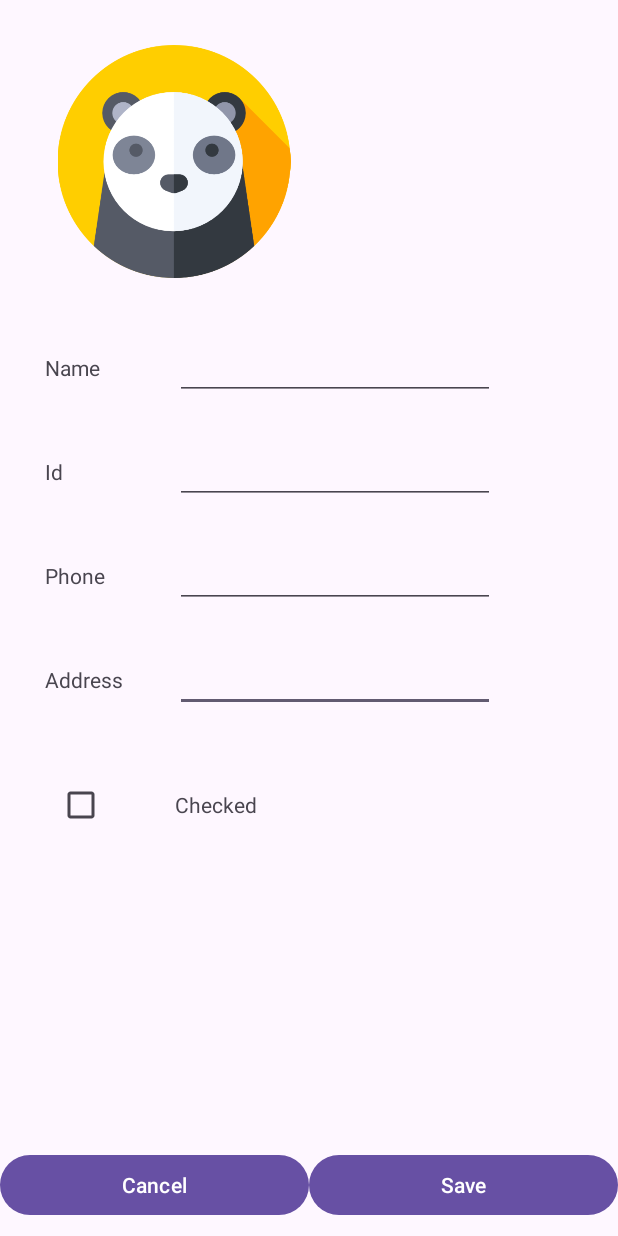
After one commit to idoakstein1/app-development-assignment-2, an Android app: the AddStudentActivity screen opened directly, with no data from a screen before it, on a phone screen of 412 x 824 dp. The commit adds this screen. Run offline under Robolectric (Android 15) with nearby library versions, the phone set to English and light mode, and no system bars.

Commit message:
added add student activity and updated list on student add

```diff
--- a/app/src/main/AndroidManifest.xml
+++ b/app/src/main/AndroidManifest.xml
@@ -13,6 +13,9 @@
         android:theme="@style/Theme.Appdevelopmentassignment2"
         tools:targetApi="31">
         <activity
+            android:name=".AddStudentActivity"
+            android:exported="false" />
+        <activity
             android:name=".MainActivity"
             android:exported="true">
             <intent-filter>
--- /dev/null
+++ b/app/src/main/java/com/example/app_development_assignment_2/AddStudentActivity.kt
@@ -0,0 +1,61 @@
+package com.example.app_development_assignment_2
+
+import android.os.Bundle
+import android.view.View
+import android.widget.Button
+import android.widget.CheckBox
+import android.widget.EditText
+import androidx.activity.enableEdgeToEdge
+import androidx.appcompat.app.AppCompatActivity
+import androidx.core.view.ViewCompat
+import androidx.core.view.WindowInsetsCompat
+import com.example.app_development_assignment_2.model.Model
+import com.example.app_development_assignment_2.model.Student
+
+class AddStudentActivity : AppCompatActivity() {
+    private lateinit var nameTextField: EditText
+    private lateinit var idTextField: EditText
+    private lateinit var phoneTextField: EditText
+    private lateinit var addressTextField: EditText
+    private lateinit var isCheckedCheckBox: CheckBox
+    private lateinit var saveButton: Button
+    private lateinit var cancelButton: Button
+
+    override fun onCreate(savedInstanceState: Bundle?) {
+        super.onCreate(savedInstanceState)
+        enableEdgeToEdge()
+        setContentView(R.layout.activity_add_student)
+        ViewCompat.setOnApplyWindowInsetsListener(findViewById(R.id.main)) { v, insets ->
+            val systemBars = insets.getInsets(WindowInsetsCompat.Type.systemBars())
+            v.setPadding(systemBars.left, systemBars.top, systemBars.right, systemBars.bottom)
+            insets
+        }
+
+        nameTextField = findViewById(R.id.add_student_activity_name_edit_text)
+        idTextField = findViewById(R.id.add_student_activity_id_edit_text)
+        phoneTextField = findViewById(R.id.add_student_activity_phone_edit_text)
+        addressTextField = findViewById(R.id.add_student_activity_address_edit_text)
+        isCheckedCheckBox = findViewById(R.id.add_student_activity_checked_checkbox)
+        saveButton = findViewById(R.id.add_student_activity_save_button)
+        cancelButton = findViewById(R.id.add_student_activity_cancel_button)
+        saveButton.setOnClickListener(::onSave)
+        cancelButton.setOnClickListener(::onCancel)
+    }
+
+    private fun onSave(view: View) {
+        val name = nameTextField.text.toString()
+        val id = idTextField.text.toString()
+        val phone = phoneTextField.text.toString()
+        val address = addressTextField.text.toString()
+        val isChecked = isCheckedCheckBox.isChecked
+
+        val student = Student(name, id, phone, address, isChecked)
+        Model.shared.students.add(student)
+
+        finish()
+    }
+
+    private fun onCancel(view: View) {
+        finish()
+    }
+}
--- a/app/src/main/java/com/example/app_development_assignment_2/MainActivity.kt
+++ b/app/src/main/java/com/example/app_development_assignment_2/MainActivity.kt
@@ -1,5 +1,6 @@
 package com.example.app_development_assignment_2
 
+import android.content.Intent
 import android.os.Bundle
 import androidx.activity.enableEdgeToEdge
 import androidx.appcompat.app.AppCompatActivity
@@ -10,9 +11,11 @@ import androidx.recyclerview.widget.RecyclerView
 import com.example.app_development_assignment_2.adapter.StudentsRecyclerAdapter
 import com.example.app_development_assignment_2.model.Model
 import com.example.app_development_assignment_2.model.Student
+import com.google.android.material.floatingactionbutton.FloatingActionButton
 
 class MainActivity : AppCompatActivity() {
     private var students = ArrayList<Student>()
+    private lateinit var studentsRecyclerView: RecyclerView
 
     override fun onCreate(savedInstanceState: Bundle?) {
         super.onCreate(savedInstanceState)
@@ -25,9 +28,20 @@ class MainActivity : AppCompatActivity() {
         }
 
         students = Model.shared.students
-        val studentsRecyclerView = findViewById<RecyclerView>(R.id.main_activity_students_recycler_view)
+        studentsRecyclerView = findViewById(R.id.main_activity_students_recycler_view)
         studentsRecyclerView.setHasFixedSize(true)
         studentsRecyclerView.layoutManager = LinearLayoutManager(this)
         studentsRecyclerView.adapter = StudentsRecyclerAdapter(students)
+
+        val addStudentButton = findViewById<FloatingActionButton>(R.id.main_activity_add_student_button)
+        addStudentButton.setOnClickListener {
+            startActivity(Intent(this, AddStudentActivity::class.java))
+        }
+    }
+
+    override fun onResume() {
+        super.onResume()
+        students = Model.shared.students
+        (studentsRecyclerView.adapter as StudentsRecyclerAdapter).notifyDataSetChanged()
     }
 }
--- a/app/src/main/java/com/example/app_development_assignment_2/model/Model.kt
+++ b/app/src/main/java/com/example/app_development_assignment_2/model/Model.kt
@@ -6,10 +6,4 @@ class Model private constructor() {
     companion object {
         val shared = Model()
     }
-
-    init {
-        for (i in 1..20) {
-            students.add(Student(name = "Student $i", id = "Id $i", phone = "Phone $i", address = "Address $i"))
-        }
-    }
 }
--- /dev/null
+++ b/app/src/main/res/layout/activity_add_student.xml
@@ -0,0 +1,129 @@
+<?xml version="1.0" encoding="utf-8"?>
+<androidx.constraintlayout.widget.ConstraintLayout xmlns:android="http://schemas.android.com/apk/res/android"
+    xmlns:app="http://schemas.android.com/apk/res-auto"
+    xmlns:tools="http://schemas.android.com/tools"
+    android:id="@+id/main"
+    android:layout_width="match_parent"
+    android:layout_height="match_parent"
+    tools:context=".AddStudentActivity">
+
+    <ImageView
+        android:id="@+id/add_student_activity_image_view"
+        android:layout_width="172dp"
+        android:layout_height="155dp"
+        android:layout_marginStart="30dp"
+        android:layout_marginTop="30dp"
+        app:layout_constraintStart_toStartOf="parent"
+        app:layout_constraintTop_toTopOf="parent"
+        app:srcCompat="@drawable/panda" />
+
+    <TextView
+        android:id="@+id/add_student_activity_address_text_view"
+        android:layout_width="wrap_content"
+        android:layout_height="wrap_content"
+        android:layout_marginTop="50dp"
+        android:text="Address"
+        app:layout_constraintStart_toStartOf="@+id/add_student_activity_phone_text_view"
+        app:layout_constraintTop_toBottomOf="@+id/add_student_activity_phone_text_view" />
+
+    <TextView
+        android:id="@+id/add_student_activity_name_text_view"
+        android:layout_width="wrap_content"
+        android:layout_height="wrap_content"
+        android:layout_marginTop="50dp"
+        android:text="Name"
+        app:layout_constraintStart_toStartOf="@+id/add_student_activity_image_view"
+        app:layout_constraintTop_toBottomOf="@+id/add_student_activity_image_view" />
+
+    <TextView
+        android:id="@+id/add_student_activity_id_text_view"
+        android:layout_width="wrap_content"
+        android:layout_height="wrap_content"
+        android:layout_marginTop="50dp"
+        android:text="Id"
+        app:layout_constraintStart_toStartOf="@+id/add_student_activity_name_text_view"
+        app:layout_constraintTop_toBottomOf="@+id/add_student_activity_name_text_view" />
+
+    <TextView
+        android:id="@+id/add_student_activity_phone_text_view"
+        android:layout_width="wrap_content"
+        android:layout_height="wrap_content"
+        android:layout_marginTop="50dp"
+        android:text="Phone"
+        app:layout_constraintStart_toStartOf="@+id/add_student_activity_id_text_view"
+        app:layout_constraintTop_toBottomOf="@+id/add_student_activity_id_text_view" />
+
+    <TextView
+        android:id="@+id/add_student_activity_checked_text_view"
+        android:layout_width="wrap_content"
+        android:layout_height="wrap_content"
+        android:text="Checked"
+        app:layout_constraintBaseline_toBaselineOf="@+id/add_student_activity_checked_checkbox"
+        app:layout_constraintStart_toStartOf="@+id/add_student_activity_address_edit_text" />
+
+    <EditText
+        android:id="@+id/add_student_activity_address_edit_text"
+        android:layout_width="wrap_content"
+        android:layout_height="wrap_content"
+        android:ems="10"
+        android:inputType="text"
+        app:layout_constraintBaseline_toBaselineOf="@+id/add_student_activity_address_text_view"
+        app:layout_constraintStart_toStartOf="@+id/add_student_activity_phone_edit_text" />
+
+    <EditText
+        android:id="@+id/add_student_activity_name_edit_text"
+        android:layout_width="wrap_content"
+        android:layout_height="wrap_content"
+        android:layout_marginStart="50dp"
+        android:ems="10"
+        android:inputType="text"
+        app:layout_constraintBaseline_toBaselineOf="@+id/add_student_activity_name_text_view"
+        app:layout_constraintStart_toEndOf="@+id/add_student_activity_name_text_view" />
+
+    <EditText
+        android:id="@+id/add_student_activity_id_edit_text"
+        android:layout_width="wrap_content"
+        android:layout_height="wrap_content"
+        android:ems="10"
+        android:inputType="text"
+        app:layout_constraintBaseline_toBaselineOf="@+id/add_student_activity_id_text_view"
+        app:layout_constraintStart_toStartOf="@+id/add_student_activity_name_edit_text" />
+
+    <EditText
+        android:id="@+id/add_student_activity_phone_edit_text"
+        android:layout_width="wrap_content"
+        android:layout_height="wrap_content"
+        android:ems="10"
+        android:inputType="phone"
+        app:layout_constraintBaseline_toBaselineOf="@+id/add_student_activity_phone_text_view"
+        app:layout_constraintStart_toStartOf="@+id/add_student_activity_id_edit_text" />
+
+    <CheckBox
+        android:id="@+id/add_student_activity_checked_checkbox"
+        android:layout_width="wrap_content"
+        android:layout_height="wrap_content"
+        android:layout_marginTop="50dp"
+        app:layout_constraintStart_toStartOf="@+id/add_student_activity_phone_text_view"
+        app:layout_constraintTop_toBottomOf="@+id/add_student_activity_address_text_view" />
+
+    <Button
+        android:id="@+id/add_student_activity_cancel_button"
+        android:layout_width="0dp"
+        android:layout_height="wrap_content"
+        android:layout_marginBottom="10dp"
+        android:text="Cancel"
+        app:layout_constraintBottom_toBottomOf="parent"
+        app:layout_constraintEnd_toStartOf="@+id/add_student_activity_save_button"
+        app:layout_constraintHorizontal_bias="0.5"
+        app:layout_constraintStart_toStartOf="parent" />
+
+    <Button
+        android:id="@+id/add_student_activity_save_button"
+        android:layout_width="0dp"
+        android:layout_height="wrap_content"
+        android:text="Save"
+        app:layout_constraintBaseline_toBaselineOf="@+id/add_student_activity_cancel_button"
+        app:layout_constraintEnd_toEndOf="parent"
+        app:layout_constraintHorizontal_bias="0.5"
+        app:layout_constraintStart_toEndOf="@+id/add_student_activity_cancel_button" />
+</androidx.constraintlayout.widget.ConstraintLayout>
```
